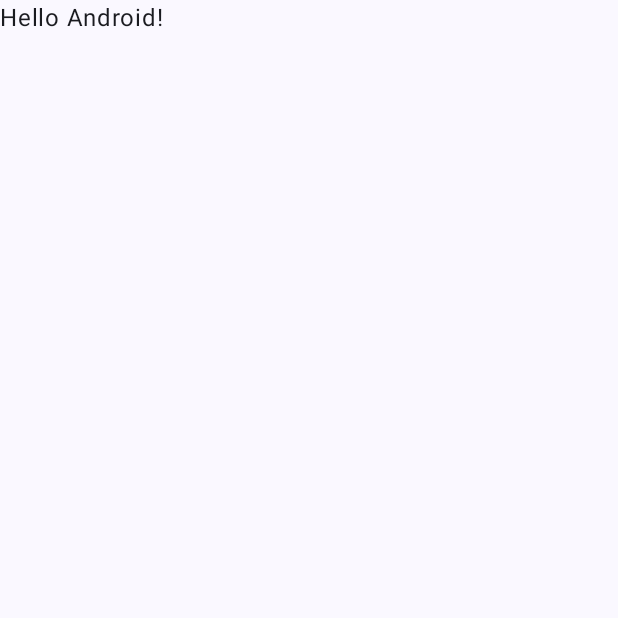
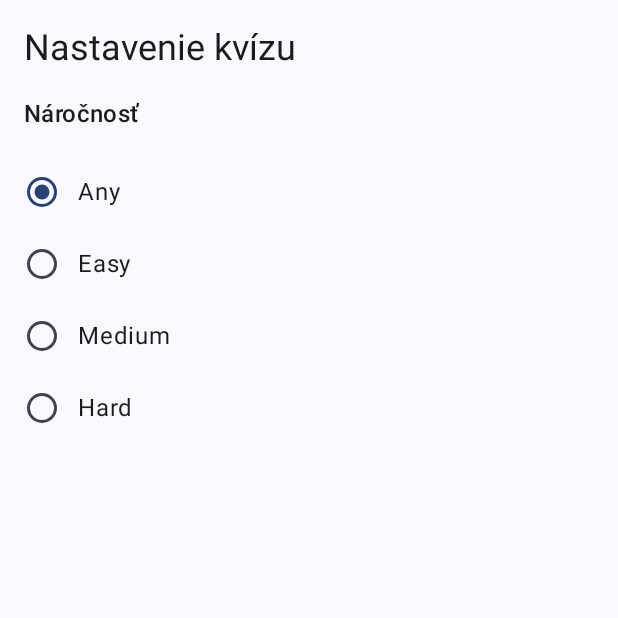
Before and after one commit to foBorisC/mobv_zadanie, an Android app built with Jetpack Compose: the screen it shows after launch (MainActivity), on a phone screen of 412 x 824 dp, the top half of it. Before the commit the part shown is almost empty. Run offline under Robolectric (Android 15) with nearby library versions, the phone set to English and light mode, and no system bars.

Commit message:
Add quiz lobby with difficulty selection

```diff
--- a/app/src/main/java/com/example/mobv_zadanie/MainActivity.kt
+++ b/app/src/main/java/com/example/mobv_zadanie/MainActivity.kt
@@ -4,14 +4,39 @@ import android.os.Bundle
 import androidx.activity.ComponentActivity
 import androidx.activity.compose.setContent
 import androidx.activity.enableEdgeToEdge
+import androidx.compose.foundation.layout.Arrangement
+import androidx.compose.foundation.layout.Column
+import androidx.compose.foundation.layout.Row
 import androidx.compose.foundation.layout.fillMaxSize
+import androidx.compose.foundation.layout.fillMaxWidth
+import androidx.compose.foundation.layout.heightIn
 import androidx.compose.foundation.layout.padding
+import androidx.compose.foundation.rememberScrollState
+import androidx.compose.foundation.selection.selectable
+import androidx.compose.foundation.selection.selectableGroup
+import androidx.compose.foundation.verticalScroll
+import androidx.compose.material3.MaterialTheme
+import androidx.compose.material3.RadioButton
 import androidx.compose.material3.Scaffold
 import androidx.compose.material3.Text
 import androidx.compose.runtime.Composable
+import androidx.compose.runtime.getValue
+import androidx.compose.runtime.mutableStateOf
+import androidx.compose.runtime.saveable.rememberSaveable
+import androidx.compose.runtime.setValue
+import androidx.compose.ui.Alignment
 import androidx.compose.ui.Modifier
+import androidx.compose.ui.semantics.Role
 import androidx.compose.ui.tooling.preview.Preview
+import androidx.compose.ui.unit.dp
 import com.example.mobv_zadanie.ui.theme.Mobv_zadanieTheme
+
+private enum class Difficulty(val label: String) {
+    ANY("Any"),
+    EASY("Easy"),
+    MEDIUM("Medium"),
+    HARD("Hard")
+}
 
 class MainActivity : ComponentActivity() {
     override fun onCreate(savedInstanceState: Bundle?) {
@@ -19,29 +44,55 @@ class MainActivity : ComponentActivity() {
         enableEdgeToEdge()
         setContent {
             Mobv_zadanieTheme {
-                Scaffold(modifier = Modifier.fillMaxSize()) { innerPadding ->
-                    Greeting(
-                        name = "Android",
-                        modifier = Modifier.padding(innerPadding)
-                    )
+                QuizLobby()
+            }
+        }
+    }
+}
+
+@Composable
+private fun QuizLobby() {
+    var selectedDifficulty by rememberSaveable { mutableStateOf(Difficulty.ANY) }
+
+    Scaffold(modifier = Modifier.fillMaxSize()) { innerPadding ->
+        Column(
+            modifier = Modifier
+                .fillMaxSize()
+                .padding(innerPadding)
+                .verticalScroll(rememberScrollState())
+                .padding(16.dp),
+            verticalArrangement = Arrangement.spacedBy(16.dp)
+        ) {
+            Text("Nastavenie kvízu", style = MaterialTheme.typography.headlineSmall)
+            Text("Náročnosť", style = MaterialTheme.typography.titleMedium)
+            Column(Modifier.selectableGroup()) {
+                Difficulty.entries.forEach { difficulty ->
+                    val isSelected = selectedDifficulty == difficulty
+                    Row(
+                        modifier = Modifier
+                            .fillMaxWidth()
+                            .heightIn(min = 48.dp)
+                            .selectable(
+                                selected = isSelected,
+                                onClick = { selectedDifficulty = difficulty },
+                                role = Role.RadioButton
+                            ),
+                        verticalAlignment = Alignment.CenterVertically,
+                        horizontalArrangement = Arrangement.spacedBy(12.dp)
+                    ) {
+                        RadioButton(selected = isSelected, onClick = null)
+                        Text(difficulty.label)
+                    }
                 }
             }
         }
     }
 }
 
-@Composable
-fun Greeting(name: String, modifier: Modifier = Modifier) {
-    Text(
-        text = "Hello $name!",
-        modifier = modifier
-    )
-}
-
 @Preview(showBackground = true)
 @Composable
-fun GreetingPreview() {
+private fun QuizLobbyPreview() {
     Mobv_zadanieTheme {
-        Greeting("Android")
+        QuizLobby()
     }
 }
```
